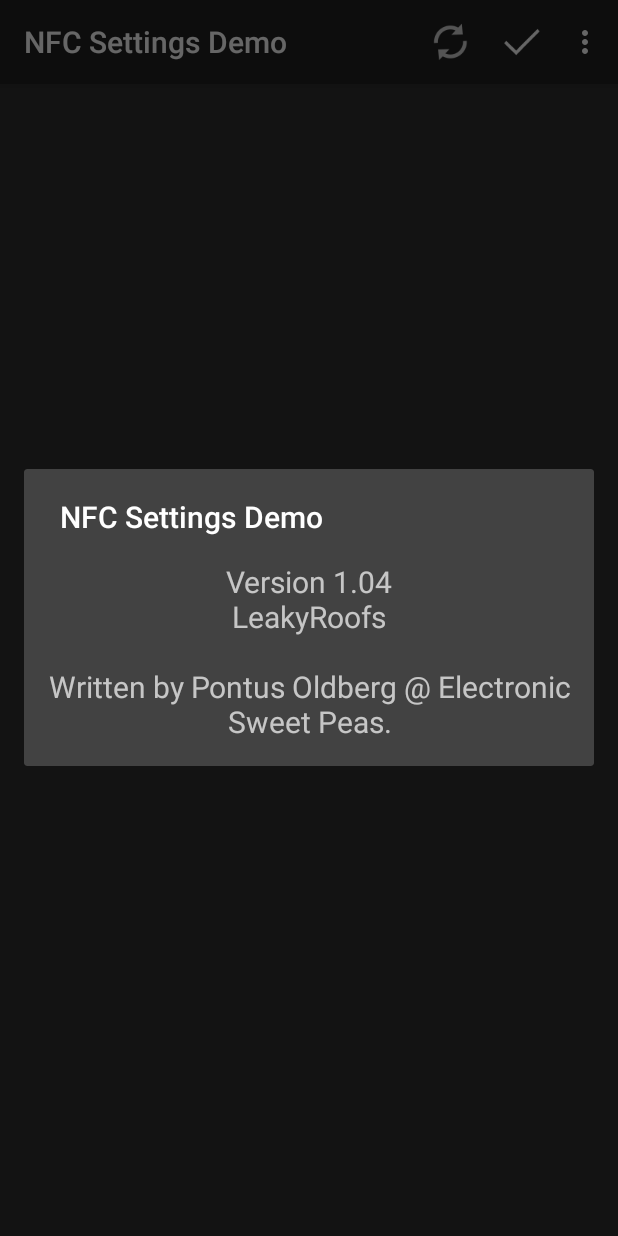
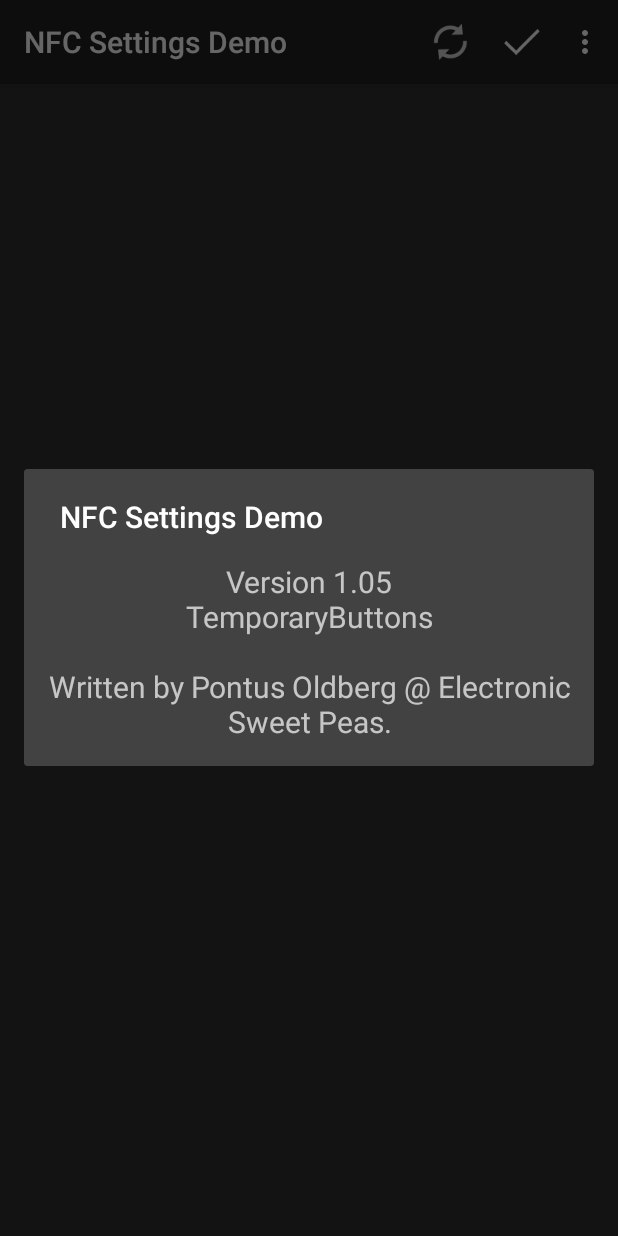
Before and after one commit to Sweet-Peas/NfcSettings, an Android app: the MainActivity screen opened directly, with no data from a screen before it, in the options menu, after a tap on "About", on a phone screen of 412 x 824 dp. Run offline under Robolectric (Android 15) with nearby library versions, the phone set to English and light mode, and no system bars; 2 statements that could not run were skipped.

```diff
--- a/Application/src/main/AndroidManifest.xml
+++ b/Application/src/main/AndroidManifest.xml
@@ -17,8 +17,8 @@
 
 <manifest xmlns:android="http://schemas.android.com/apk/res/android"
     package="se.sweetpeas.android.nfcsettings"
-    android:versionCode="4"
-    android:versionName="LeakyRoofs">
+    android:versionCode="5"
+    android:versionName="TemporaryButtons">
 
     <!-- ActionBarCompat provides an Action Bar from API v7 onwards -->
     <!-- Min/target SDK versions (<uses-sdk>) managed by build.gradle -->
--- a/Application/src/main/java/se/sweetpeas/android/nfcsettings/MainActivity.java
+++ b/Application/src/main/java/se/sweetpeas/android/nfcsettings/MainActivity.java
@@ -183,6 +183,8 @@ public class MainActivity extends ActionBarActivity
                         }
                     }
                 }
+                // Make sure the user can use the update button.
+                actionMenuEnabled = true;
                 break;
 
             case OP_WRITE:
@@ -361,7 +363,8 @@ public class MainActivity extends ActionBarActivity
 
     @Override
     public void onFragmentInteraction(Uri uri) {
-
+        Log.d(TAG, "Entering the onFragmentInteraction method !");
+        actionMenuEnabled = false;
     }
 
     /**
--- a/Application/src/main/res/values/strings.xml
+++ b/Application/src/main/res/values/strings.xml
@@ -20,7 +20,7 @@
     <string name="menu_update">Update</string>
     <string name="menu_settings">Settings</string>
     <string name="menu_about">About</string>
-    <string name="about_credits">Version 1.04\nLeakyRoofs\n\nWritten by Pontus Oldberg @ Electronic Sweet Peas.</string>
+    <string name="about_credits">Version 1.05\nTemporaryButtons\n\nWritten by Pontus Oldberg @ Electronic Sweet Peas.</string>
     <string name="string_welcome">To see and change the settings, move your phone close to the NFC antenna of your target system.</string>
     <string name="settings_detected_system">Detected System</string>
     <string name="settings_detected_system_sub">The SweetPea name of the system that was detected</string>
```
Also changed, not shown: 1 other file.
